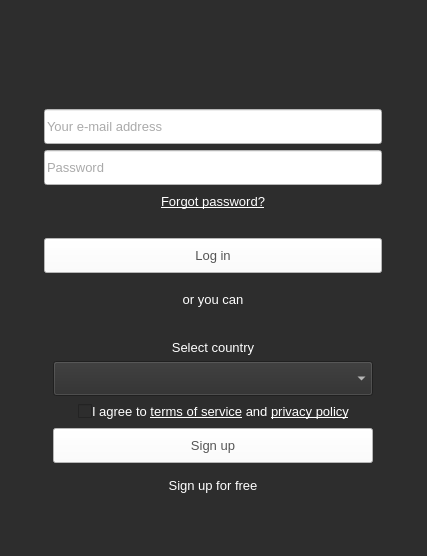
The window that src/ui/linux/TogglDesktop/loginwidget.ui (syky27/toggldesktop) describes before a commit, drawn with Qt 5.
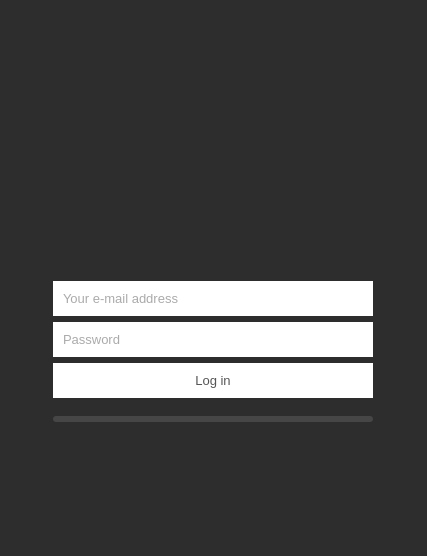
The same window after the commit. Icons and pictures are not drawn.

Commit message:
UI: clean up login screen - loading bar, drop signup leftovers, equal-width fields/button
Add an indeterminate "logging in" progress bar under the Log in button; remove
the vestigial Toggl signup UI (sign-up form, country/TOS, "or you can", forgot
password) that was dead in the Redmine fork; flatten the login button out of its
wrapper so it no longer clips; make the URL/API-key fields and the button equal
width with matching borders.

🤖 Generated with Claude Code (Claude Opus 4.8)

The edit to the form file:
```diff
--- a/src/ui/linux/TogglDesktop/loginwidget.ui
+++ b/src/ui/linux/TogglDesktop/loginwidget.ui
@@ -93,8 +93,20 @@
            </property>
           </spacer>
          </item>
-         <item>
+         <item alignment="Qt::AlignHCenter">
           <widget class="QLabel" name="logo">
+           <property name="minimumSize">
+            <size>
+             <width>140</width>
+             <height>140</height>
+            </size>
+           </property>
+           <property name="maximumSize">
+            <size>
+             <width>140</width>
+             <height>140</height>
+            </size>
+           </property>
            <property name="styleSheet">
             <string notr="true">padding:12px</string>
            </property>
@@ -127,7 +139,7 @@
             <bool>false</bool>
            </property>
            <property name="styleSheet">
-            <string notr="true">background-color: rgb(255, 255, 255);color:rgb(85, 85, 85);</string>
+            <string notr="true">background-color: rgb(255, 255, 255);color:rgb(85, 85, 85);border:none;padding-left:8px;</string>
            </property>
            <property name="placeholderText">
             <string>Your e-mail address</string>
@@ -152,7 +164,7 @@
             <bool>false</bool>
            </property>
            <property name="styleSheet">
-            <string notr="true">background-color: rgb(255, 255, 255);color:rgb(85, 85, 85);</string>
+            <string notr="true">background-color: rgb(255, 255, 255);color:rgb(85, 85, 85);border:none;padding-left:8px;</string>
            </property>
            <property name="text">
             <string/>
@@ -166,251 +178,50 @@
           </widget>
          </item>
          <item>
-          <widget class="QWidget" name="loginWidget" native="true">
+          <widget class="QPushButton" name="login">
+           <property name="sizePolicy">
+            <sizepolicy hsizetype="Preferred" vsizetype="Fixed">
+             <horstretch>0</horstretch>
+             <verstretch>0</verstretch>
+            </sizepolicy>
+           </property>
            <property name="minimumSize">
             <size>
              <width>320</width>
-             <height>0</height>
+             <height>35</height>
             </size>
            </property>
-           <layout class="QVBoxLayout" name="loginFram">
-            <property name="spacing">
-             <number>1</number>
-            </property>
-            <property name="leftMargin">
-             <number>0</number>
-            </property>
-            <property name="topMargin">
-             <number>0</number>
-            </property>
-            <property name="rightMargin">
-             <number>0</number>
-            </property>
-            <property name="bottomMargin">
-             <number>0</number>
-            </property>
-            <item>
-             <widget class="QLabel" name="forgotPassword">
-              <property name="font">
-               <font>
-                <pointsize>-1</pointsize>
-               </font>
-              </property>
-              <property name="mouseTracking">
-               <bool>true</bool>
-              </property>
-              <property name="styleSheet">
-               <string notr="true">color:#fff;padding-bottom:24px;</string>
-              </property>
-              <property name="text">
-               <string>&lt;a href=&quot;https://www.toggl.com/forgot-password&quot;&gt;&lt;span style=&quot; text-decoration: underline; color:#fff;&quot;&gt;Forgot password?&lt;/span&gt;&lt;/a&gt;</string>
-              </property>
-              <property name="textFormat">
-               <enum>Qt::RichText</enum>
-              </property>
-              <property name="alignment">
-               <set>Qt::AlignHCenter|Qt::AlignTop</set>
-              </property>
-              <property name="openExternalLinks">
-               <bool>true</bool>
-              </property>
-              <property name="textInteractionFlags">
-               <set>Qt::TextBrowserInteraction</set>
-              </property>
-             </widget>
-            </item>
-            <item>
-             <widget class="QPushButton" name="login">
-              <property name="sizePolicy">
-               <sizepolicy hsizetype="Preferred" vsizetype="Fixed">
-                <horstretch>0</horstretch>
-                <verstretch>0</verstretch>
-               </sizepolicy>
-              </property>
-              <property name="minimumSize">
-               <size>
-                <width>320</width>
-                <height>35</height>
-               </size>
-              </property>
-              <property name="autoFillBackground">
-               <bool>false</bool>
-              </property>
-              <property name="styleSheet">
-               <string notr="true">background-color: rgb(255, 255, 255);color:rgb(85, 85, 85);</string>
-              </property>
-              <property name="text">
-               <string>Log in</string>
-              </property>
-             </widget>
-            </item>
-            <item>
-             <widget class="QLabel" name="oryoucan">
-              <property name="styleSheet">
-               <string notr="true">color:#fff;padding-top:18px</string>
-              </property>
-              <property name="text">
-               <string>or you can</string>
-              </property>
-              <property name="alignment">
-               <set>Qt::AlignCenter</set>
-              </property>
-             </widget>
-            </item>
-           </layout>
-          </widget>
-         </item>
-         <item>
-          <widget class="QWidget" name="signupWidget" native="true">
-           <layout class="QVBoxLayout" name="verticalLayout_4">
-            <item>
-             <widget class="QLabel" name="countryLabel">
-              <property name="styleSheet">
-               <string notr="true">color:#fff;padding-top:18px</string>
-              </property>
-              <property name="text">
-               <string>Select country</string>
-              </property>
-              <property name="alignment">
-               <set>Qt::AlignCenter</set>
-              </property>
-             </widget>
-            </item>
-            <item>
-             <widget class="QComboBox" name="countryComboBox">
-              <property name="minimumSize">
-               <size>
-                <width>320</width>
-                <height>35</height>
-               </size>
-              </property>
-              <property name="styleSheet">
-               <string notr="true">color:#fff;</string>
-              </property>
-             </widget>
-            </item>
-            <item>
-             <widget class="QFrame" name="horizontalFrame">
-              <layout class="QHBoxLayout" name="horizontalLayout">
-               <property name="spacing">
-                <number>0</number>
-               </property>
-               <property name="leftMargin">
-                <number>0</number>
-               </property>
-               <property name="topMargin">
-                <number>0</number>
-               </property>
-               <property name="rightMargin">
-                <number>0</number>
-               </property>
-               <property name="bottomMargin">
-                <number>0</number>
-               </property>
-               <item>
-                <spacer name="horizontalSpacer">
-                 <property name="orientation">
-                  <enum>Qt::Horizontal</enum>
-                 </property>
-                 <property name="sizeHint" stdset="0">
-                  <size>
-                   <width>0</width>
-                   <height>20</height>
-                  </size>
-                 </property>
-                </spacer>
-               </item>
-               <item>
-                <widget class="QCheckBox" name="tosCheckBox">
-                 <property name="styleSheet">
-                  <string notr="true">color:#fff;</string>
-                 </property>
-                 <property name="text">
-                  <string/>
-                 </property>
-                </widget>
-               </item>
-               <item>
-                <widget class="QLabel" name="label_3">
-                 <property name="styleSheet">
-                  <string notr="true">color:#fff;</string>
-                 </property>
-                 <property name="text">
-                  <string>&lt;p style=&quot;color:#fff;&quot;&gt;I agree to &lt;a href=&quot;https://toggl.com/legal/terms/&quot; style=&quot; text-decoration: underline; color:#fff;&quot;&gt;terms of service&lt;/a&gt; and &lt;a href=&quot;https://toggl.com/legal/privacy/&quot; style=&quot; text-decoration: underline; color:#fff;&quot;&gt;privacy policy&lt;/a&gt;</string>
-                 </property>
-                 <property name="openExternalLinks">
-                  <bool>true</bool>
-                 </property>
-                </widget>
-               </item>
-               <item>
-                <spacer name="horizontalSpacer_2">
-                 <property name="orientation">
-                  <enum>Qt::Horizontal</enum>
-                 </property>
-                 <property name="sizeHint" stdset="0">
-                  <size>
-                   <width>0</width>
-                   <height>20</height>
-                  </size>
-                 </property>
-                </spacer>
-               </item>
-              </layout>
-             </widget>
-            </item>
-            <item>
-             <widget class="QPushButton" name="signup">
-              <property name="sizePolicy">
-               <sizepolicy hsizetype="Preferred" vsizetype="Fixed">
-                <horstretch>0</horstretch>
-                <verstretch>0</verstretch>
-               </sizepolicy>
-              </property>
-              <property name="minimumSize">
-               <size>
-                <width>320</width>
-                <height>35</height>
-               </size>
-              </property>
-              <property name="autoFillBackground">
-               <bool>false</bool>
-              </property>
-              <property name="styleSheet">
-               <string notr="true">background-color: rgb(255, 255, 255);color:rgb(85, 85, 85);</string>
-              </property>
-              <property name="text">
-               <string>Sign up</string>
-              </property>
-              <property name="default">
-               <bool>false</bool>
-              </property>
-              <property name="flat">
-               <bool>false</bool>
-              </property>
-             </widget>
-            </item>
-           </layout>
-          </widget>
-         </item>
-         <item>
-          <widget class="QLabel" name="viewchangelabel">
-           <property name="font">
-            <font>
-             <pointsize>-1</pointsize>
-            </font>
+           <property name="autoFillBackground">
+            <bool>false</bool>
            </property>
            <property name="styleSheet">
-            <string notr="true"/>
+            <string notr="true">background-color: rgb(255, 255, 255);color:rgb(85, 85, 85);border:none;</string>
            </property>
            <property name="text">
-            <string>&lt;html&gt;&lt;head/&gt;&lt;body&gt;&lt;a href=&quot;#&quot; style=&quot;text-decoration:none;color:#fff&quot;&gt;Sign up for free&lt;/a&gt;&lt;/body&gt;&lt;/html&gt;</string>
+            <string>Log in</string>
            </property>
-           <property name="textFormat">
-            <enum>Qt::RichText</enum>
+          </widget>
+         </item>
+         <item>
+          <widget class="QProgressBar" name="loginProgress">
+           <property name="minimumSize">
+            <size>
+             <width>320</width>
+             <height>18</height>
+            </size>
            </property>
-           <property name="alignment">
-            <set>Qt::AlignCenter</set>
+           <property name="maximumSize">
+            <size>
+             <width>16777215</width>
+             <height>18</height>
+            </size>
+           </property>
+           <property name="styleSheet">
+            <string notr="true">QProgressBar { border: none; background-color: rgb(70, 70, 70); border-radius: 3px; margin-top: 12px; }
+QProgressBar::chunk { background-color: rgb(226, 92, 178); border-radius: 3px; }</string>
+           </property>
+           <property name="textVisible">
+            <bool>false</bool>
            </property>
           </widget>
          </item>
```
Left out of the diff: 3 changed lines with no effect on the pictures. The commit also changes 2 other files.
